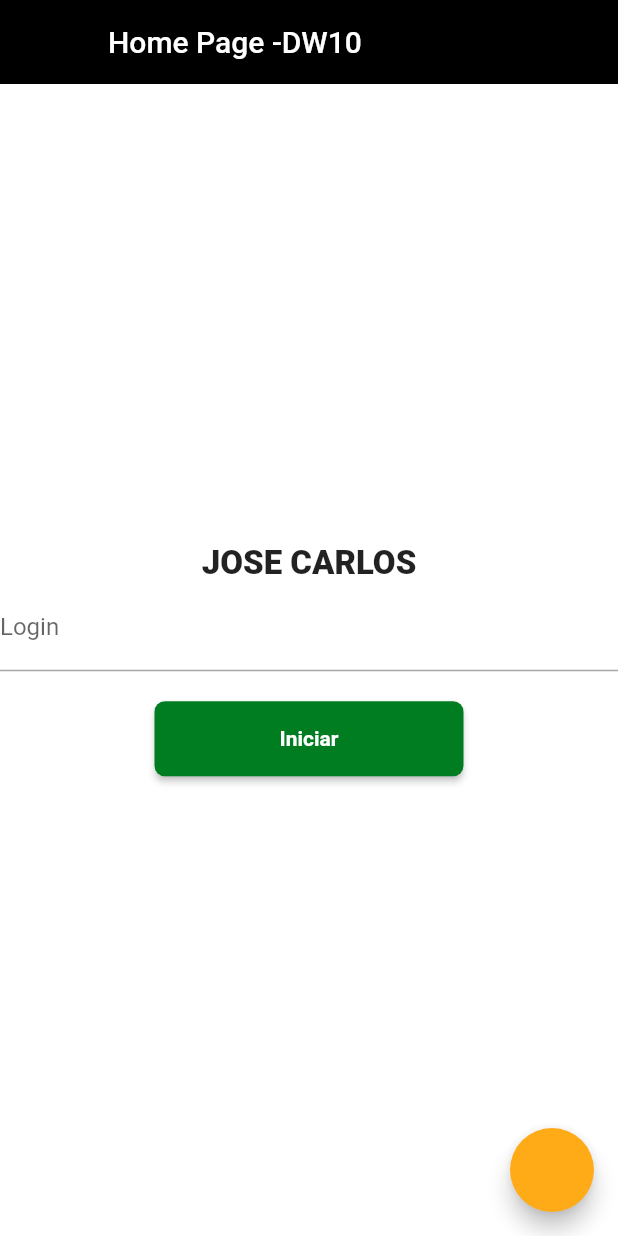
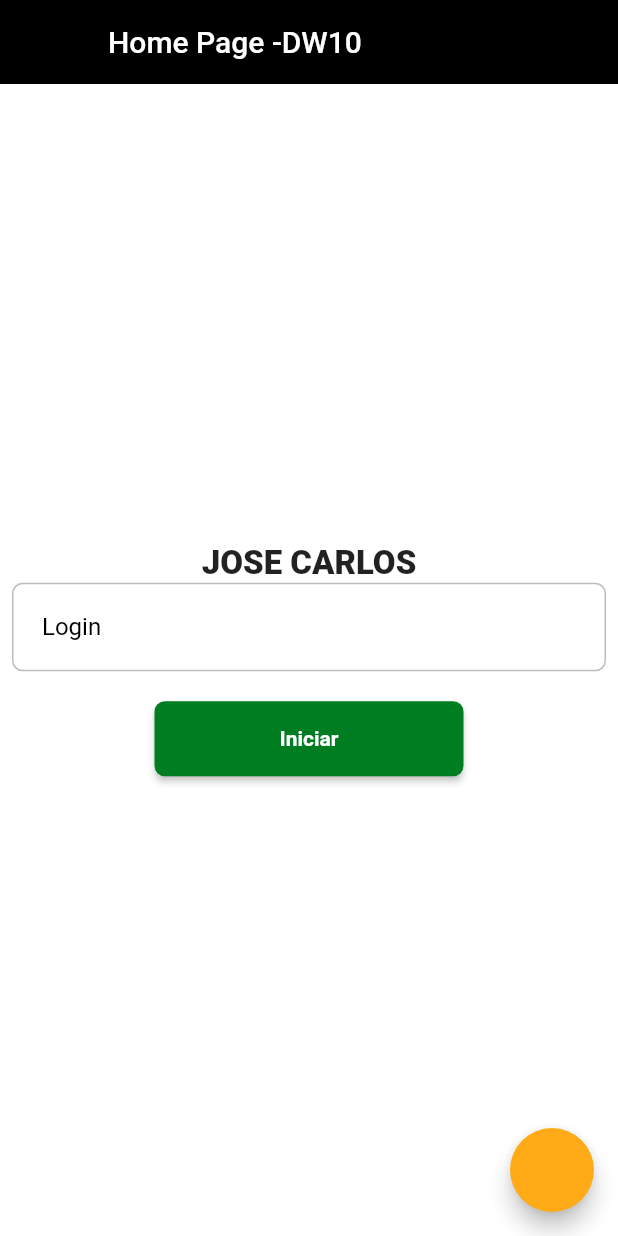
Before and after one commit to jokacwb/dw10_flutter_web, a Flutter app: the HomePage screen opened by its route, on a phone screen of 412 x 824 dp. Run offline on Flutter 3.47's test engine with Material 2 defaults, Android fonts, the phone set to English and light mode, and no system bars; our stand-ins replace awesome_snackbar_content, flutter_modular, loading_animation_widget; Roboto replaces fonts that are missing (mplus1); statements that could not run were skipped.

Commit message:
Construindo tela de Login

```diff
--- a/lib/src/app_widget.dart
+++ b/lib/src/app_widget.dart
@@ -1,6 +1,7 @@
 import 'package:flutter/material.dart';
 import 'package:flutter_modular/flutter_modular.dart';
 
+import 'core/constants.dart';
 import 'core/ui/theme/theme_config.dart';
 
 class AppWidget extends StatelessWidget {
@@ -8,6 +9,8 @@ class AppWidget extends StatelessWidget {
 
   @override
   Widget build(BuildContext context) {
+    Modular.setInitialRoute(Constants.instance.ROUTE_LOGIN);
+
     return MaterialApp.router(
       debugShowCheckedModeBanner: false,
       title: 'Application Name',
--- /dev/null
+++ b/lib/src/core/constants.dart
@@ -0,0 +1,11 @@
+class Constants {
+  static Constants? _instance;
+  // Avoid self isntance
+  Constants._();
+  static Constants get instance {
+    _instance ??= Constants._();
+    return _instance!;
+  }
+
+  String get ROUTE_LOGIN => '/login';
+}
--- a/lib/src/core/ui/theme/theme_config.dart
+++ b/lib/src/core/ui/theme/theme_config.dart
@@ -2,6 +2,7 @@ import 'package:flutter/material.dart';
 
 import '../styles/colors_app.dart';
 import '../styles/styles_app.dart';
+import '../styles/text_styles.dart';
 
 class ThemeConfig {
   //Para evitar que seja instanciada
@@ -21,7 +22,25 @@ class ThemeConfig {
       primary: ColorsApp.instance.primary,
       secondary: ColorsApp.instance.secondary,
     ),
-    elevatedButtonTheme:
-        ElevatedButtonThemeData(style: StylesApp.instance.primaryButton),
+    elevatedButtonTheme: ElevatedButtonThemeData(
+      style: StylesApp.instance.primaryButton,
+    ),
+    inputDecorationTheme: InputDecorationTheme(
+      fillColor: Colors.white,
+      filled: true,
+      isDense: true,
+      contentPadding: const EdgeInsets.all(20),
+      border: _defaultInputBorder,
+      enabledBorder: _defaultInputBorder,
+      focusedBorder: _defaultInputBorder,
+      labelStyle: TextStyles.instance.textRegular.copyWith(color: Colors.black),
+      errorStyle:
+          TextStyles.instance.textRegular.copyWith(color: Colors.redAccent),
+    ),
+  );
+
+  static final _defaultInputBorder = OutlineInputBorder(
+    borderRadius: BorderRadius.circular(7),
+    borderSide: BorderSide(color: Colors.grey[400]!),
   );
 }
--- a/lib/src/modules/home/home_page.dart
+++ b/lib/src/modules/home/home_page.dart
@@ -3,7 +3,6 @@ import 'package:flutter/material.dart';
 import '../../core/ui/helpers/loader.dart';
 import '../../core/ui/helpers/messages.dart';
 import '../../core/ui/helpers/size_extensions.dart';
-import '../../core/ui/styles/colors_app.dart';
 import '../../core/ui/styles/text_styles.dart';
 
 class HomePage extends StatefulWidget {
@@ -28,16 +27,22 @@ class _HomePageState extends State<HomePage> with Loader, Messages {
           showSuccess('Deu erro na bagaca');
         },
       ),
-      body: Column(
+      body: Padding(
+        padding: const EdgeInsets.all(8.0),
+        child: Column(
           mainAxisAlignment: MainAxisAlignment.center,
           children: [
             Text(
               'JOSE CARLOS',
               style: context.textStyles.textTitle,
             ),
-          TextFormField(
+            Form(
+              autovalidateMode: AutovalidateMode.onUserInteraction,
+              child: TextFormField(
                 decoration: const InputDecoration(
                   label: Text('Login'),
+                ),
+                validator: (String) => 'Erro',
               ),
             ),
             const SizedBox(
@@ -53,6 +58,7 @@ class _HomePageState extends State<HomePage> with Loader, Messages {
             ),
           ],
         ),
+      ),
     );
   }
 }
```
Also changed, not shown: lib/src/app_module.dart (+5 -3 lines), lib/src/modules/login/login_module.dart (added, +12 -0 lines), lib/src/modules/login/login_page.dart (added, +45 -0 lines). Lines whose indentation alone changed are shown as unchanged.
